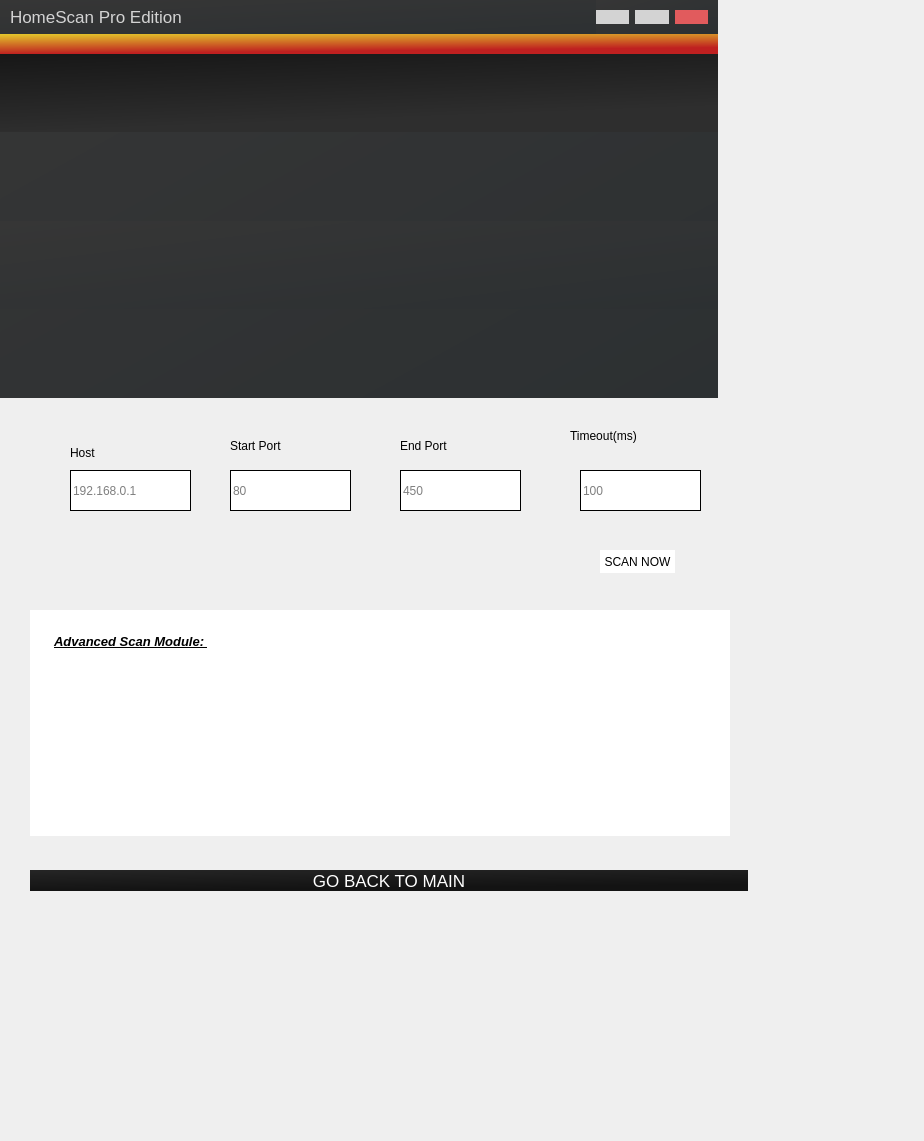
Before: the Qt Designer form router/advanced_scan_module.ui in hunterjreid/HomeScan, drawn with Qt 5.
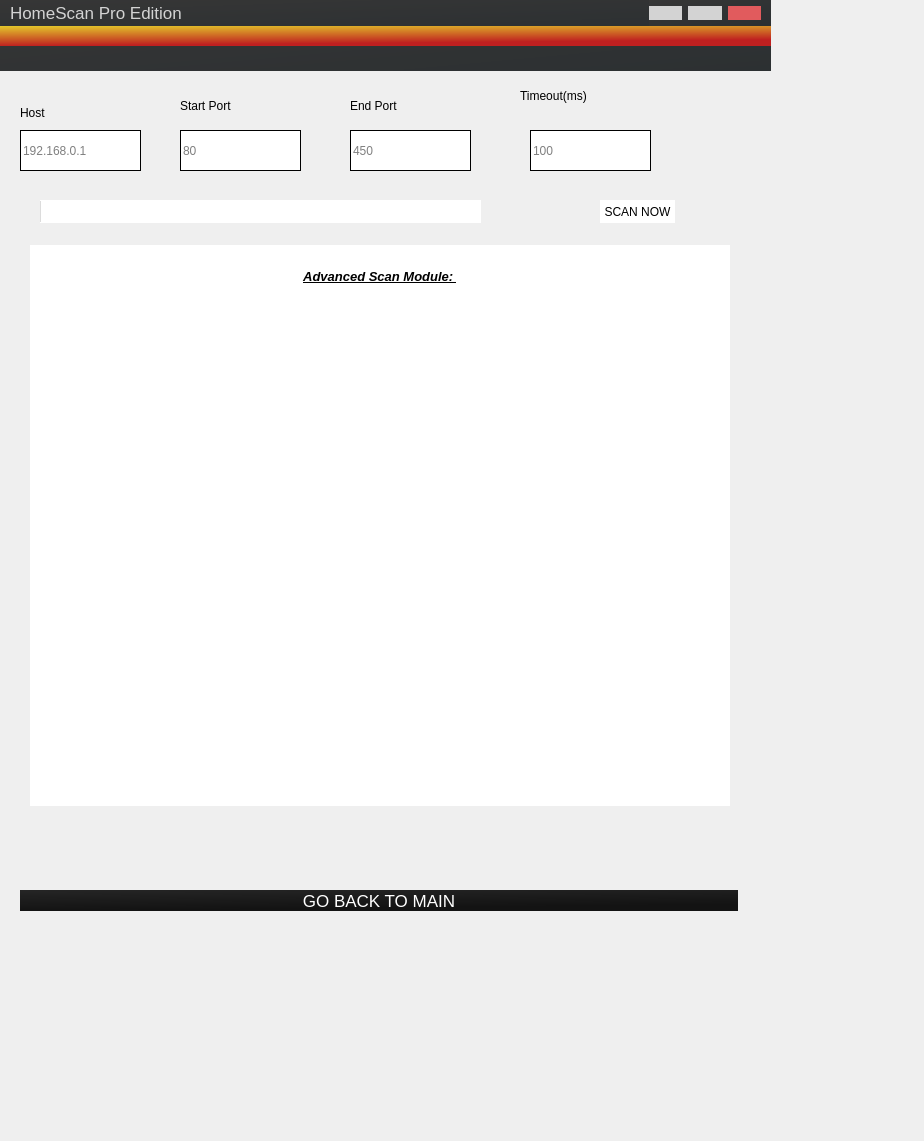
After: the same form once the commit is applied. Icons and pictures are not drawn.

```diff
--- a/router/advanced_scan_module.ui
+++ b/router/advanced_scan_module.ui
@@ -22,8 +22,8 @@
      <rect>
       <x>0</x>
       <y>0</y>
-      <width>718</width>
-      <height>398</height>
+      <width>771</width>
+      <height>71</height>
      </rect>
     </property>
     <property name="styleSheet">
@@ -223,78 +223,6 @@
        </property>
       </widget>
      </item>
-     <item>
-      <widget class="QFrame" name="logo_menu">
-       <property name="maximumSize">
-        <size>
-         <width>16777215</width>
-         <height>78</height>
-        </size>
-       </property>
-       <property name="styleSheet">
-        <string notr="true">background: qlineargradient(spread:pad, x1:0, y1:0, x2:0.306, y2:0.909091, stop:0 rgba(23, 23, 23, 255), stop:1 rgba(46, 46, 46, 255));</string>
-       </property>
-       <property name="frameShape">
-        <enum>QFrame::StyledPanel</enum>
-       </property>
-       <property name="frameShadow">
-        <enum>QFrame::Raised</enum>
-       </property>
-       <layout class="QHBoxLayout" name="horizontalLayout_4">
-        <item>
-         <widget class="QLabel" name="label_2">
-          <property name="maximumSize">
-           <size>
-            <width>331</width>
-            <height>61</height>
-           </size>
-          </property>
-          <property name="styleSheet">
-           <string notr="true">background:none;</string>
-          </property>
-          <property name="text">
-           <string/>
-          </property>
-          <property name="pixmap">
-           <pixmap>assets/logo.png</pixmap>
-          </property>
-          <property name="scaledContents">
-           <bool>true</bool>
-          </property>
-         </widget>
-        </item>
-       </layout>
-      </widget>
-     </item>
-     <item>
-      <widget class="QLabel" name="label_7">
-       <property name="styleSheet">
-        <string notr="true">color: white;
-border: 20px;
-top:0;
-border: none;
-background: none;
-font-size: 19px;</string>
-       </property>
-       <property name="text">
-        <string/>
-       </property>
-       <property name="pixmap">
-        <pixmap>assets/qt.png</pixmap>
-       </property>
-      </widget>
-     </item>
-     <item>
-      <widget class="QFrame" name="frame">
-       <property name="frameShape">
-        <enum>QFrame::StyledPanel</enum>
-       </property>
-       <property name="frameShadow">
-        <enum>QFrame::Raised</enum>
-       </property>
-       <layout class="QHBoxLayout" name="horizontalLayout_10"/>
-      </widget>
-     </item>
      <item alignment="Qt::AlignBottom">
       <widget class="QFrame" name="footer">
        <property name="styleSheet">
@@ -356,8 +284,8 @@
    <widget class="QLabel" name="label_3">
     <property name="geometry">
      <rect>
-      <x>70</x>
-      <y>437</y>
+      <x>20</x>
+      <y>97</y>
       <width>121</width>
       <height>31</height>
      </rect>
@@ -372,8 +300,8 @@
    <widget class="QLineEdit" name="lineEdit">
     <property name="geometry">
      <rect>
-      <x>70</x>
-      <y>470</y>
+      <x>20</x>
+      <y>130</y>
       <width>121</width>
       <height>41</height>
      </rect>
@@ -389,8 +317,8 @@
    <widget class="QLineEdit" name="lineEdit_2">
     <property name="geometry">
      <rect>
-      <x>230</x>
-      <y>470</y>
+      <x>180</x>
+      <y>130</y>
       <width>121</width>
       <height>41</height>
      </rect>
@@ -406,8 +334,8 @@
    <widget class="QLineEdit" name="lineEdit_3">
     <property name="geometry">
      <rect>
-      <x>400</x>
-      <y>470</y>
+      <x>350</x>
+      <y>130</y>
       <width>121</width>
       <height>41</height>
      </rect>
@@ -423,8 +351,8 @@
    <widget class="QLineEdit" name="lineEdit_4">
     <property name="geometry">
      <rect>
-      <x>580</x>
-      <y>470</y>
+      <x>530</x>
+      <y>130</y>
       <width>121</width>
       <height>41</height>
      </rect>
@@ -440,8 +368,8 @@
    <widget class="QLabel" name="label_4">
     <property name="geometry">
      <rect>
-      <x>230</x>
-      <y>430</y>
+      <x>180</x>
+      <y>90</y>
       <width>121</width>
       <height>31</height>
      </rect>
@@ -456,8 +384,8 @@
    <widget class="QLabel" name="label_6">
     <property name="geometry">
      <rect>
-      <x>400</x>
-      <y>430</y>
+      <x>350</x>
+      <y>90</y>
       <width>121</width>
       <height>31</height>
      </rect>
@@ -472,8 +400,8 @@
    <widget class="QLabel" name="label_8">
     <property name="geometry">
      <rect>
-      <x>570</x>
-      <y>420</y>
+      <x>520</x>
+      <y>80</y>
       <width>121</width>
       <height>31</height>
      </rect>
@@ -489,7 +417,7 @@
     <property name="geometry">
      <rect>
       <x>600</x>
-      <y>550</y>
+      <y>200</y>
       <width>75</width>
       <height>23</height>
      </rect>
@@ -505,9 +433,9 @@
     <property name="geometry">
      <rect>
       <x>30</x>
-      <y>610</y>
+      <y>245</y>
       <width>700</width>
-      <height>226</height>
+      <height>561</height>
      </rect>
     </property>
     <property name="minimumSize">
@@ -527,21 +455,39 @@
 color: black;
 padding: 20px;</string>
     </property>
+    <property name="frameShape">
+     <enum>QFrame::HLine</enum>
+    </property>
+    <property name="frameShadow">
+     <enum>QFrame::Plain</enum>
+    </property>
+    <property name="verticalScrollBarPolicy">
+     <enum>Qt::ScrollBarAlwaysOff</enum>
+    </property>
+    <property name="horizontalScrollBarPolicy">
+     <enum>Qt::ScrollBarAlwaysOff</enum>
+    </property>
+    <property name="documentTitle">
+     <string>Test</string>
+    </property>
+    <property name="readOnly">
+     <bool>true</bool>
+    </property>
     <property name="html">
      <string>&lt;!DOCTYPE HTML PUBLIC &quot;-//W3C//DTD HTML 4.0//EN&quot; &quot;http://www.w3.org/TR/REC-html40/strict.dtd&quot;&gt;
-&lt;html&gt;&lt;head&gt;&lt;meta name=&quot;qrichtext&quot; content=&quot;1&quot; /&gt;&lt;style type=&quot;text/css&quot;&gt;
+&lt;html&gt;&lt;head&gt;&lt;meta name=&quot;qrichtext&quot; content=&quot;1&quot; /&gt;&lt;title&gt;Test&lt;/title&gt;&lt;style type=&quot;text/css&quot;&gt;
 p, li { white-space: pre-wrap; }
 &lt;/style&gt;&lt;/head&gt;&lt;body style=&quot; font-family:'MS Shell Dlg 2'; font-size:8.25pt; font-weight:400; font-style:normal;&quot;&gt;
-&lt;p style=&quot; margin-top:0px; margin-bottom:0px; margin-left:0px; margin-right:0px; -qt-block-indent:0; text-indent:0px;&quot;&gt;&lt;span style=&quot; font-size:10pt; font-weight:600; font-style:italic; text-decoration: underline;&quot;&gt;Advanced Scan Module: &lt;/span&gt;&lt;/p&gt;
-&lt;p style=&quot;-qt-paragraph-type:empty; margin-top:0px; margin-bottom:0px; margin-left:0px; margin-right:0px; -qt-block-indent:0; text-indent:0px; font-size:10pt; font-weight:600; font-style:italic; text-decoration: underline;&quot;&gt;&lt;br /&gt;&lt;/p&gt;
-&lt;p style=&quot;-qt-paragraph-type:empty; margin-top:0px; margin-bottom:0px; margin-left:0px; margin-right:0px; -qt-block-indent:0; text-indent:0px; font-size:10pt; font-weight:600; font-style:italic; text-decoration: underline;&quot;&gt;&lt;br /&gt;&lt;/p&gt;&lt;/body&gt;&lt;/html&gt;</string>
+&lt;p align=&quot;center&quot; style=&quot; margin-top:0px; margin-bottom:0px; margin-left:0px; margin-right:0px; -qt-block-indent:0; text-indent:0px;&quot;&gt;&lt;span style=&quot; font-size:10pt; font-weight:600; font-style:italic; text-decoration: underline;&quot;&gt;Advanced Scan Module: &lt;/span&gt;&lt;/p&gt;
+&lt;p align=&quot;center&quot; style=&quot;-qt-paragraph-type:empty; margin-top:0px; margin-bottom:0px; margin-left:0px; margin-right:0px; -qt-block-indent:0; text-indent:0px; font-size:10pt; font-weight:600; font-style:italic; text-decoration: underline;&quot;&gt;&lt;br /&gt;&lt;/p&gt;
+&lt;p align=&quot;center&quot; style=&quot;-qt-paragraph-type:empty; margin-top:0px; margin-bottom:0px; margin-left:0px; margin-right:0px; -qt-block-indent:0; text-indent:0px; font-size:10pt; font-weight:600; font-style:italic; text-decoration: underline;&quot;&gt;&lt;br /&gt;&lt;/p&gt;&lt;/body&gt;&lt;/html&gt;</string>
     </property>
    </widget>
    <widget class="QPushButton" name="pushButton_14">
     <property name="geometry">
      <rect>
-      <x>30</x>
-      <y>870</y>
+      <x>20</x>
+      <y>890</y>
       <width>718</width>
       <height>21</height>
      </rect>
@@ -560,6 +506,25 @@
       <normaloff>../assets/back.png</normaloff>../assets/back.png</iconset>
     </property>
    </widget>
+   <widget class="QProgressBar" name="progressBar">
+    <property name="geometry">
+     <rect>
+      <x>40</x>
+      <y>200</y>
+      <width>441</width>
+      <height>23</height>
+     </rect>
+    </property>
+    <property name="value">
+     <number>0</number>
+    </property>
+    <property name="alignment">
+     <set>Qt::AlignCenter</set>
+    </property>
+    <property name="textVisible">
+     <bool>false</bool>
+    </property>
+   </widget>
   </widget>
  </widget>
  <resources/>
```
